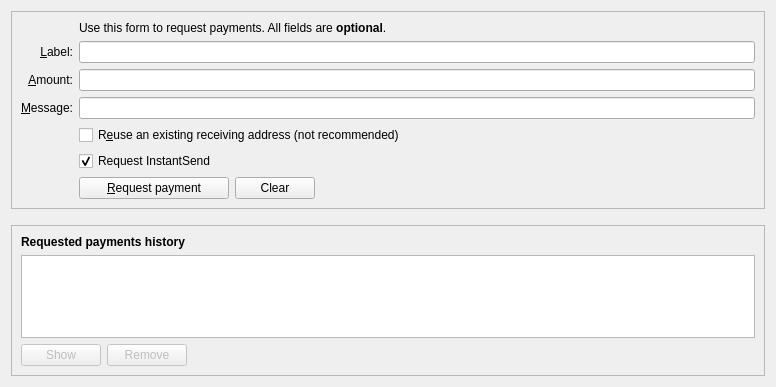
NaAlSi3O8/dash, file src/qt/forms/receivecoinsdialog.ui: the form before one commit.
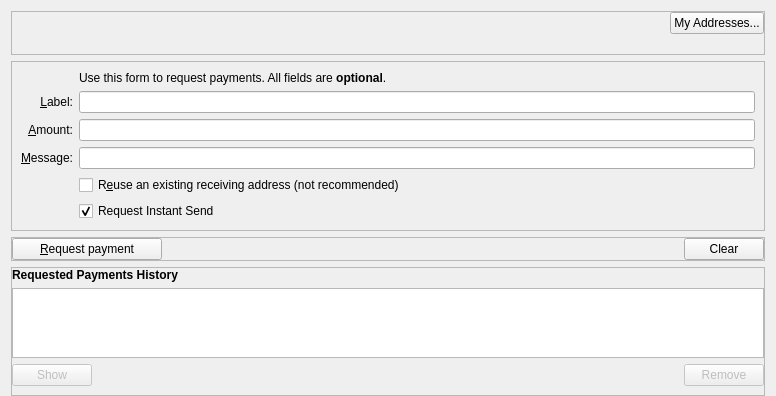
The form after the commit. Custom widgets are drawn as their Qt base class.

The edit to the form file:
```diff
--- a/src/qt/forms/receivecoinsdialog.ui
+++ b/src/qt/forms/receivecoinsdialog.ui
@@ -10,9 +10,74 @@
     <height>387</height>
    </rect>
   </property>
-  <layout class="QVBoxLayout" name="verticalLayout" stretch="0,0,1">
+		<layout class="QVBoxLayout" name="verticalLayout" stretch="0,0,0,0,1">
+            <property name="bottomMargin">
+                <number>0</number>
+            </property>
    <item>
-    <widget class="QFrame" name="frame2">
+                <widget class="QFrame" name="frameSendTopButton">
+					<property name="sizePolicy">
+						<sizepolicy hsizetype="Expanding" vsizetype="Expanding">
+							<horstretch>0</horstretch>
+							<verstretch>0</verstretch>
+						</sizepolicy>
+					</property>
+					<property name="maximumSize">
+						<size>
+							<width>16777215</width>
+							<height>16777215</height>
+						</size>
+					</property>
+					<property name="frameShape">
+						<enum>QFrame::StyledPanel</enum>
+					</property>
+					<property name="frameShadow">
+						<enum>QFrame::Sunken</enum>
+					</property>
+					<layout class="QHBoxLayout" name="topSendButtons">
+                         <property name="topMargin">
+                            <number>0</number>
+                        </property>
+                        <property name="bottomMargin">
+                            <number>20</number>
+                        </property>
+                        <property name="leftMargin">
+                            <number>0</number>
+                        </property>
+                        <property name="rightMargin">
+                            <number>0</number>
+                        </property>
+                        <item>
+                            <spacer name="horizontalSpacerWalletSecruity">
+                                <property name="orientation">
+                                    <enum>Qt::Horizontal</enum>
+                                </property>
+                                <property name="sizeHint" stdset="0">
+                                    <size>
+                                        <width>40</width>
+                                        <height>1</height>
+                                    </size>
+                                </property>
+                            </spacer>
+                        </item>
+						<item>
+							<widget class="QPushButton" name="receivingAddressesButton">
+								<property name="toolTip">
+									<string>Clear all fields of the form.</string>
+								</property>
+								<property name="text">
+									<string>My Addresses...</string>
+								</property>
+								<property name="autoDefault">
+									<bool>false</bool>
+								</property>
+							</widget>
+						</item>
+					</layout>
+				</widget>
+            </item>
+			<item>
+				<widget class="QFrame" name="frameReceiveForm">
      <property name="sizePolicy">
       <sizepolicy hsizetype="Preferred" vsizetype="Expanding">
        <horstretch>0</horstretch>
@@ -127,8 +192,62 @@
           </property>
          </widget>
         </item>
-        <item row="9" column="2">
+								<item row="8" column="2">
+									<widget class="QCheckBox" name="checkUseInstantSend">
+										<property name="text">
+											<string>Request Instant Send</string>
+										</property>
+										<property name="checked">
+											<bool>true</bool>
+										</property>
+									</widget>
+								</item>
+							</layout>
+						</item>
+					</layout>
+				</widget>
+			</item>
+            <item>
+                <widget class="QFrame" name="frame2">
+					<property name="sizePolicy">
+						<sizepolicy hsizetype="Preferred" vsizetype="Expanding">
+							<horstretch>0</horstretch>
+							<verstretch>0</verstretch>
+						</sizepolicy>
+					</property>
+					<property name="frameShape">
+						<enum>QFrame::StyledPanel</enum>
+					</property>
+					<property name="frameShadow">
+						<enum>QFrame::Sunken</enum>
+					</property>
+					<layout class="QVBoxLayout" name="verticalLayout_3_2">
+                        <property name="leftMargin">
+                            <number>0</number>
+                        </property>
+                        <property name="topMargin">
+                            <number>0</number>
+                        </property>
+                        <property name="rightMargin">
+                            <number>0</number>
+                        </property>
+                        <property name="bottomMargin">
+                            <number>0</number>
+                        </property>
+                    	<item>
          <layout class="QHBoxLayout" name="horizontalLayout">
+                                <property name="leftMargin">
+                                    <number>0</number>
+                                </property>
+                                <property name="topMargin">
+                                    <number>0</number>
+                                </property>
+                                <property name="rightMargin">
+                                    <number>0</number>
+                                </property>
+                                <property name="bottomMargin">
+                                    <number>0</number>
+                                </property>
           <item>
            <widget class="QPushButton" name="receiveButton">
             <property name="minimumSize">
@@ -142,6 +261,19 @@
             </property>
            </widget>
           </item>
+                                <item>
+                                    <spacer name="horizontalSpacer">
+                                        <property name="orientation">
+                                            <enum>Qt::Horizontal</enum>
+                                        </property>
+                                        <property name="sizeHint" stdset="0">
+                                            <size>
+                                                <width>40</width>
+                                                <height>20</height>
+                                            </size>
+                                        </property>
+                                    </spacer>
+                                </item>
           <item>
            <widget class="QPushButton" name="clearButton">
             <property name="sizePolicy">
@@ -161,38 +293,6 @@
             </property>
            </widget>
           </item>
-          <item>
-           <spacer name="horizontalSpacer">
-            <property name="orientation">
-             <enum>Qt::Horizontal</enum>
-            </property>
-            <property name="sizeHint" stdset="0">
-             <size>
-              <width>40</width>
-              <height>20</height>
-             </size>
-            </property>
-           </spacer>
-          </item>
-         </layout>
-        </item>
-        <item row="9" column="0">
-         <widget class="QLabel" name="label_7">
-          <property name="text">
-           <string/>
-          </property>
-         </widget>
-        </item>
-        <item row="8" column="2">
-         <widget class="QCheckBox" name="checkUseInstantSend">
-          <property name="text">
-           <string>Request InstantSend</string>
-          </property>
-          <property name="checked">
-           <bool>true</bool>
-          </property>
-         </widget>
-        </item>
        </layout>
       </item>
      </layout>
@@ -226,6 +326,15 @@
       <enum>QFrame::Raised</enum>
      </property>
      <layout class="QVBoxLayout" name="verticalLayout_2">
+                        <property name="leftMargin">
+                            <number>0</number>
+                        </property>
+                        <property name="topMargin">
+                            <number>0</number>
+                        </property>
+                        <property name="rightMargin">
+                            <number>0</number>
+                        </property>
       <item>
        <widget class="QLabel" name="label_6">
         <property name="font">
@@ -235,7 +344,7 @@
          </font>
         </property>
         <property name="text">
-         <string>Requested payments history</string>
+									<string>Requested Payments History</string>
         </property>
        </widget>
       </item>
@@ -270,6 +379,19 @@
           </property>
          </widget>
         </item>
+                                <item>
+									<spacer name="horizontalSpacer_2">
+										<property name="orientation">
+											<enum>Qt::Horizontal</enum>
+										</property>
+										<property name="sizeHint" stdset="0">
+											<size>
+												<width>40</width>
+												<height>20</height>
+											</size>
+										</property>
+									</spacer>
+								</item>
         <item>
          <widget class="QPushButton" name="removeRequestButton">
           <property name="enabled">
@@ -286,19 +408,6 @@
           </property>
          </widget>
         </item>
-        <item>
-         <spacer name="horizontalSpacer_2">
-          <property name="orientation">
-           <enum>Qt::Horizontal</enum>
-          </property>
-          <property name="sizeHint" stdset="0">
-           <size>
-            <width>40</width>
-            <height>20</height>
-           </size>
-          </property>
-         </spacer>
-        </item>
        </layout>
       </item>
      </layout>
```
Left out of the diff: 6 changed lines with no effect on the pictures. Lines whose indentation alone changed are shown as unchanged.
